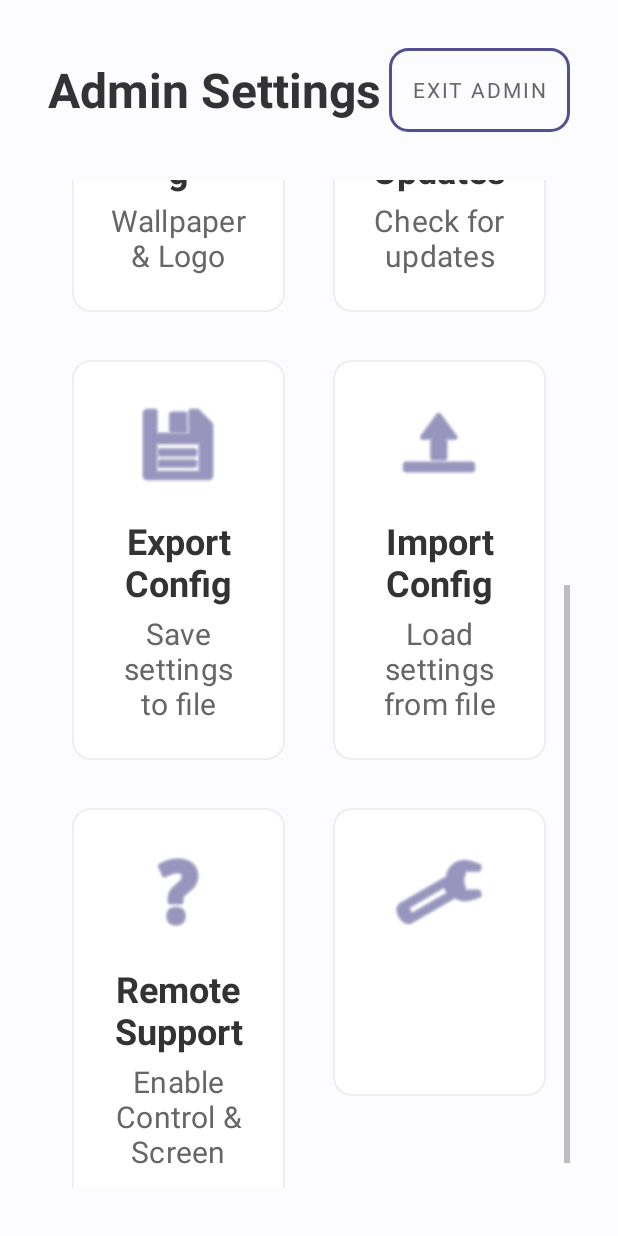
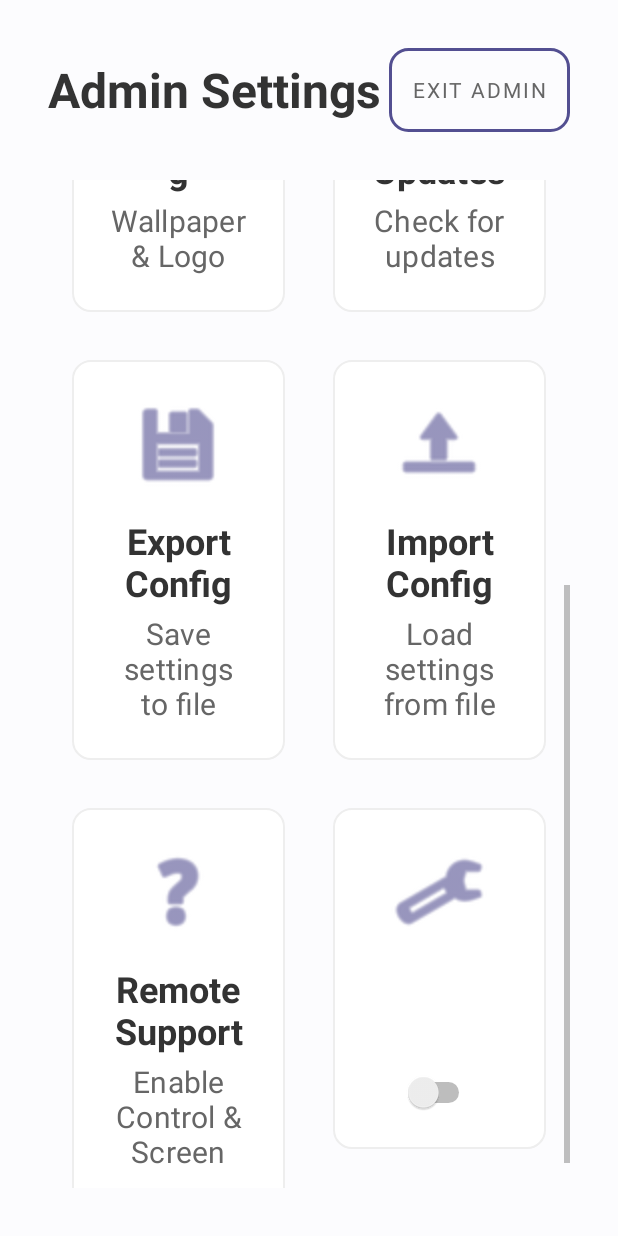
Before and after one commit to jpgohil93/SP-Kiosk, an Android app: the AdminSettingsActivity screen opened directly, with no data from a screen before it, scrolled down 470 dp, on a phone screen of 412 x 824 dp. Run offline under Robolectric (Android 15) with nearby library versions, the phone set to English and light mode, and no system bars.

Commit message:
Restore Kiosk Mode Enable/Disable switch in Admin Settings

```diff
--- a/app/src/main/res/layout/item_admin_tile.xml
+++ b/app/src/main/res/layout/item_admin_tile.xml
@@ -38,4 +38,12 @@
         android:textColor="@color/text_secondary"
         android:gravity="center" />
 
+    <Switch
+        android:id="@+id/tileSwitch"
+        android:layout_width="wrap_content"
+        android:layout_height="wrap_content"
+        android:layout_marginTop="8dp"
+        android:visibility="gone"
+        tools:visibility="visible" />
+
 </LinearLayout>
```
Also changed, not shown: app/src/main/java/com/screenpulse/kiosk/ui/admin/AdminSettingsActivity.kt (+41 -8 lines), gradle/wrapper/gradle-wrapper.properties.
